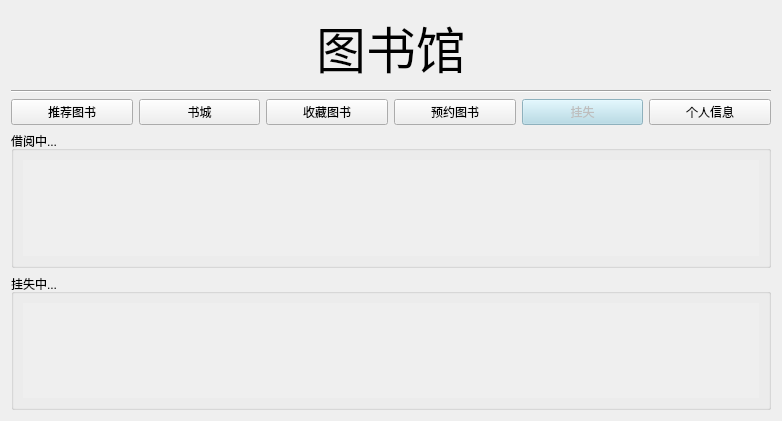
The window that ui_user/report_loss.ui (mubai632/Python_library) describes before a commit, drawn with Qt 5.
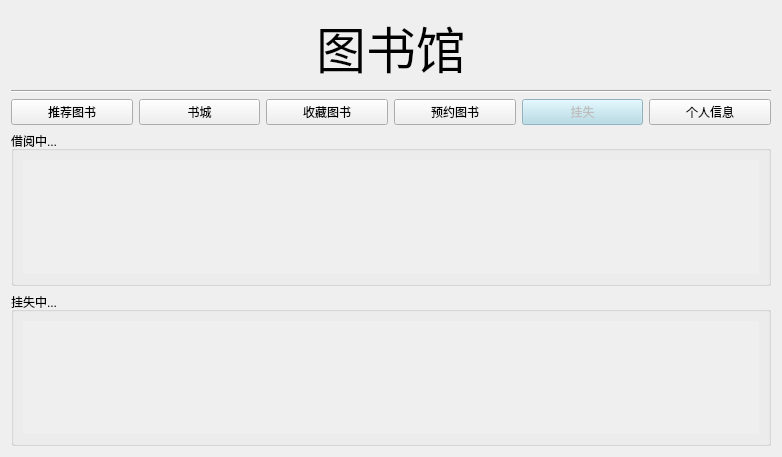
The same window after the commit.

```diff
--- a/ui_user/report_loss.ui
+++ b/ui_user/report_loss.ui
@@ -7,7 +7,7 @@
     <x>0</x>
     <y>0</y>
     <width>782</width>
-    <height>421</height>
+    <height>457</height>
    </rect>
   </property>
   <property name="windowTitle">
@@ -136,7 +136,7 @@
            <x>0</x>
            <y>0</y>
            <width>736</width>
-           <height>96</height>
+           <height>114</height>
           </rect>
          </property>
          <layout class="QVBoxLayout" name="verticalLayout_3"/>
@@ -163,7 +163,7 @@
            <x>0</x>
            <y>0</y>
            <width>736</width>
-           <height>95</height>
+           <height>113</height>
           </rect>
          </property>
          <layout class="QVBoxLayout" name="verticalLayout_4"/>
```
